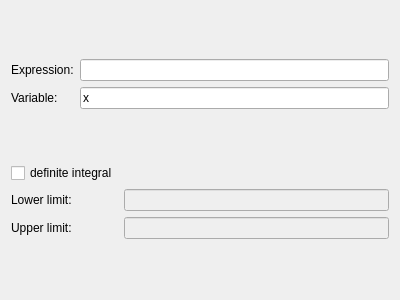
The window that src/assistants/integrate/integratedlg.ui (KDE/cantor) describes before a commit, drawn with Qt 5.
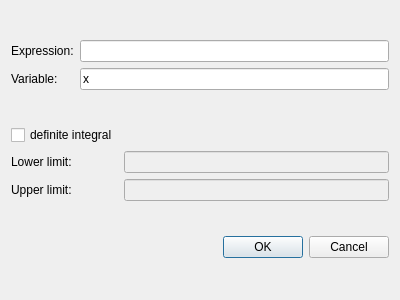
The same window after the commit. Custom widgets are drawn as their Qt base class.

Commit message: Port from KDialog to QDialog + QDialogButtonBox This work was performed during LaKademy 2015 with help of some developers. Thank you Alana! Thank you Daniela! CCMAIL: lanna.barros@gmail.com CCMAIL: daniela@colivre.coop.br REVIEW: 124008

Diff of the .ui file:
```diff
--- a/src/assistants/integrate/integratedlg.ui
+++ b/src/assistants/integrate/integratedlg.ui
@@ -82,6 +82,13 @@
      </item>
     </layout>
    </item>
+   <item>
+    <widget class="QDialogButtonBox" name="buttonBox">
+     <property name="standardButtons">
+      <set>QDialogButtonBox::Cancel|QDialogButtonBox::Ok</set>
+     </property>
+    </widget>
+   </item>
   </layout>
  </widget>
  <customwidgets>
```
The commit also changes 25 other files.
